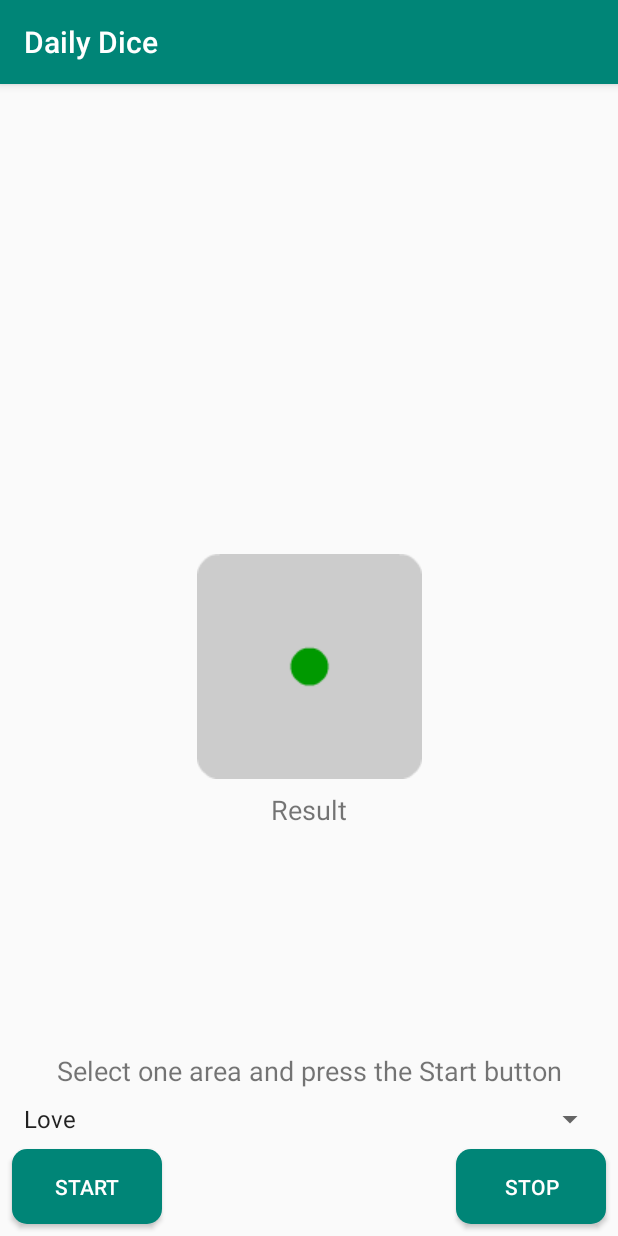
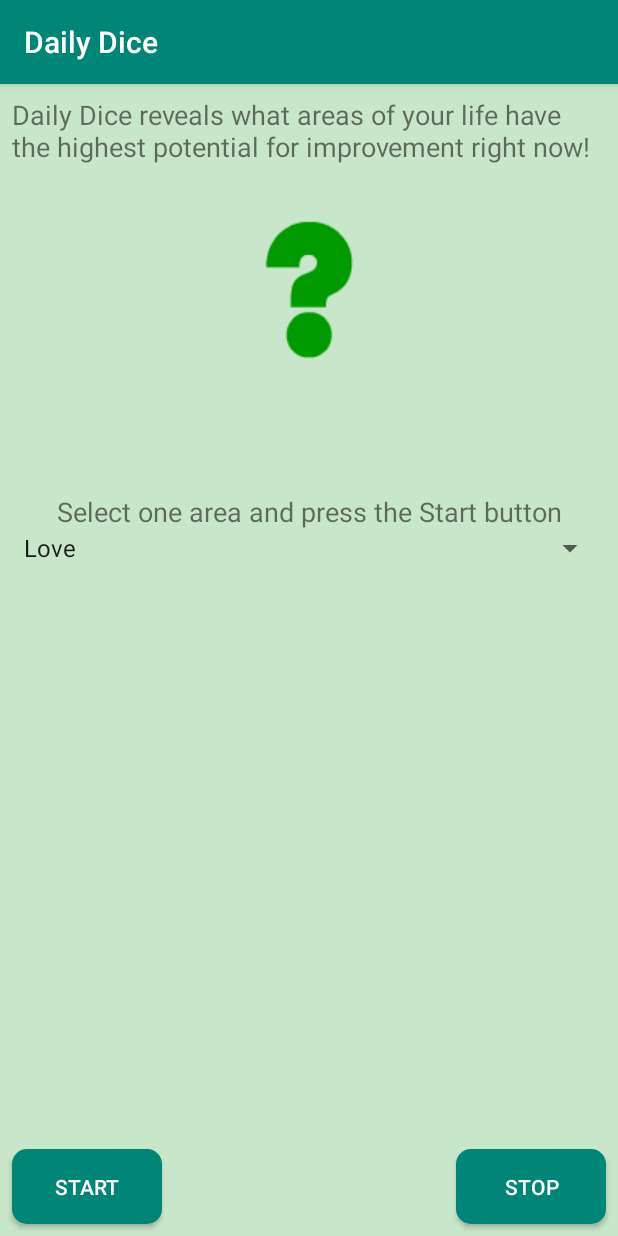
Before and after one commit to seekweeteck/MyDice, an Android app: the screen it shows after launch (MainActivity), on a phone screen of 412 x 824 dp. Run offline under Robolectric (Android 15) with nearby library versions, the phone set to English and light mode, and no system bars.

Commit message:
Insert default animation

```diff
--- a/app/src/main/java/my/edu/tarc/mydice/MainActivity.kt
+++ b/app/src/main/java/my/edu/tarc/mydice/MainActivity.kt
@@ -13,13 +13,11 @@ class MainActivity : AppCompatActivity() {
     lateinit var imageViewDice : ImageView
     lateinit var dice : AnimationDrawable
 
-
     override fun onCreate(savedInstanceState: Bundle?) {
         super.onCreate(savedInstanceState)
         setContentView(R.layout.activity_main)
 
         imageViewDice = findViewById(R.id.imageViewDice)
-
 
         buttonStart.setOnClickListener {
             //Play dice rolling sound
@@ -58,27 +56,36 @@ class MainActivity : AppCompatActivity() {
             val area = spinnerArea.selectedItemPosition
             when(area){
                 0-> {
+                    //The first item has position 0
                     val result = resources.getStringArray(R.array.love)
-                    textViewResult.text = String.format("%s", result[random].toString())
+                    textViewResult.text = String.format("%d/%s", random, result[random-1].toString())
                 }
                 1->{
                     val result = resources.getStringArray(R.array.friendship)
-                    textViewResult.text = String.format("%s", result[random].toString())
+                    textViewResult.text = String.format("%d/%s", random, result[random-1].toString())
                 }
                 2->{
                     val result = resources.getStringArray(R.array.career)
-                    textViewResult.text = String.format("%s", result[random].toString())
+                    textViewResult.text = String.format("%d/%s", random, result[random-1].toString())
                 }
                 3->{
                     val result = resources.getStringArray(R.array.wellness)
-                    textViewResult.text = String.format("%s", result[random].toString())
+                    textViewResult.text = String.format("%d/%s", random, result[random-1].toString())
                 }
                 else->{
                     val result = resources.getStringArray(R.array.money)
-                    textViewResult.text = String.format("%s", result[random].toString())
+                    textViewResult.text = String.format("%d/%s", random, result[random-1].toString())
                 }
             }
         }
     }
 
+    override fun onStart() {
+        //Play dice animation
+        imageViewDice.setBackgroundResource(R.drawable.question_animation)
+        dice = imageViewDice.background as AnimationDrawable
+        dice.start()
+        super.onStart()
+    }
+
 }
--- /dev/null
+++ b/app/src/main/res/drawable/question_animation.xml
@@ -0,0 +1,16 @@
+<?xml version="1.0" encoding="utf-8"?>
+<animation-list xmlns:android="http://schemas.android.com/apk/res/android"
+    android:oneshot="false">
+    <item
+        android:drawable="@drawable/question1"
+        android:duration="200" />
+    <item
+        android:drawable="@drawable/question2"
+        android:duration="200" />
+    <item
+        android:drawable="@drawable/question3"
+        android:duration="200" />
+    <item
+        android:drawable="@drawable/question4"
+        android:duration="200" />
+</animation-list>
--- a/app/src/main/res/layout/activity_main.xml
+++ b/app/src/main/res/layout/activity_main.xml
@@ -4,7 +4,23 @@
     xmlns:tools="http://schemas.android.com/tools"
     android:layout_width="match_parent"
     android:layout_height="match_parent"
+    android:background="@color/colorLight"
     tools:context=".MainActivity">
+
+    <TextView
+        android:id="@+id/textView"
+        android:layout_width="0dp"
+        android:layout_height="wrap_content"
+        android:layout_marginStart="8dp"
+        android:layout_marginLeft="8dp"
+        android:layout_marginTop="8dp"
+        android:layout_marginEnd="8dp"
+        android:layout_marginRight="8dp"
+        android:text="Daily Dice reveals what areas of your life have the highest potential for improvement right now\!"
+        android:textSize="18sp"
+        app:layout_constraintEnd_toEndOf="parent"
+        app:layout_constraintStart_toStartOf="parent"
+        app:layout_constraintTop_toTopOf="parent" />
 
     <ImageView
         android:id="@+id/imageViewDice"
@@ -15,12 +31,11 @@
         android:layout_marginTop="8dp"
         android:layout_marginEnd="8dp"
         android:layout_marginRight="8dp"
-        android:background="@drawable/dice_animation"
-        app:layout_constraintBottom_toBottomOf="parent"
+        android:background="@drawable/question_animation"
         app:layout_constraintEnd_toEndOf="parent"
         app:layout_constraintStart_toStartOf="parent"
-        app:layout_constraintTop_toTopOf="parent"
-        tools:src="@drawable/dice1" />
+        app:layout_constraintTop_toBottomOf="@+id/textView"
+        tools:src="@drawable/question1" />
 
     <Button
         android:id="@+id/buttonStart"
@@ -52,14 +67,14 @@
         android:layout_height="wrap_content"
         android:layout_marginStart="8dp"
         android:layout_marginLeft="8dp"
+        android:layout_marginTop="8dp"
         android:layout_marginEnd="8dp"
         android:layout_marginRight="8dp"
-        android:layout_marginBottom="8dp"
         android:text="Select one area and press the Start button"
         android:textSize="18sp"
-        app:layout_constraintBottom_toTopOf="@+id/spinnerArea"
         app:layout_constraintEnd_toEndOf="parent"
-        app:layout_constraintStart_toStartOf="parent" />
+        app:layout_constraintStart_toStartOf="parent"
+        app:layout_constraintTop_toBottomOf="@+id/textViewResult" />
 
     <Spinner
         android:id="@+id/spinnerArea"
@@ -69,25 +84,25 @@
         android:layout_marginLeft="8dp"
         android:layout_marginEnd="8dp"
         android:layout_marginRight="8dp"
-        android:layout_marginBottom="8dp"
         android:entries="@array/area"
         android:spinnerMode="dialog"
-        app:layout_constraintBottom_toTopOf="@+id/buttonStart"
         app:layout_constraintEnd_toEndOf="parent"
         app:layout_constraintHorizontal_bias="0.0"
-        app:layout_constraintStart_toStartOf="parent" />
+        app:layout_constraintStart_toStartOf="parent"
+        app:layout_constraintTop_toBottomOf="@+id/textViewTips" />
 
     <TextView
         android:id="@+id/textViewResult"
-        android:layout_width="wrap_content"
+        android:layout_width="0dp"
         android:layout_height="wrap_content"
         android:layout_marginStart="8dp"
         android:layout_marginLeft="8dp"
         android:layout_marginTop="8dp"
         android:layout_marginEnd="8dp"
         android:layout_marginRight="8dp"
-        android:text="Result"
+        android:padding="10dp"
         android:textSize="18sp"
+        android:gravity="center"
         app:layout_constraintEnd_toEndOf="parent"
         app:layout_constraintStart_toStartOf="parent"
         app:layout_constraintTop_toBottomOf="@+id/imageViewDice" />
--- a/app/src/main/res/values/colors.xml
+++ b/app/src/main/res/values/colors.xml
@@ -1,5 +1,6 @@
 <?xml version="1.0" encoding="utf-8"?>
 <resources>
+    <color name="colorLight">#c8e6c9</color>
     <color name="colorPrimary">#008577</color>
     <color name="colorPrimaryDark">#00574B</color>
     <color name="colorAccent">#D81B60</color>
```
Also changed, not shown: app/src/main/res/drawable/dice_animation2.xml (deleted, +0 -22 lines), app/src/main/res/drawable/question1.png (added), app/src/main/res/drawable/question2.png (added), app/src/main/res/drawable/question3.png (added), app/src/main/res/drawable/question4.png (added).
